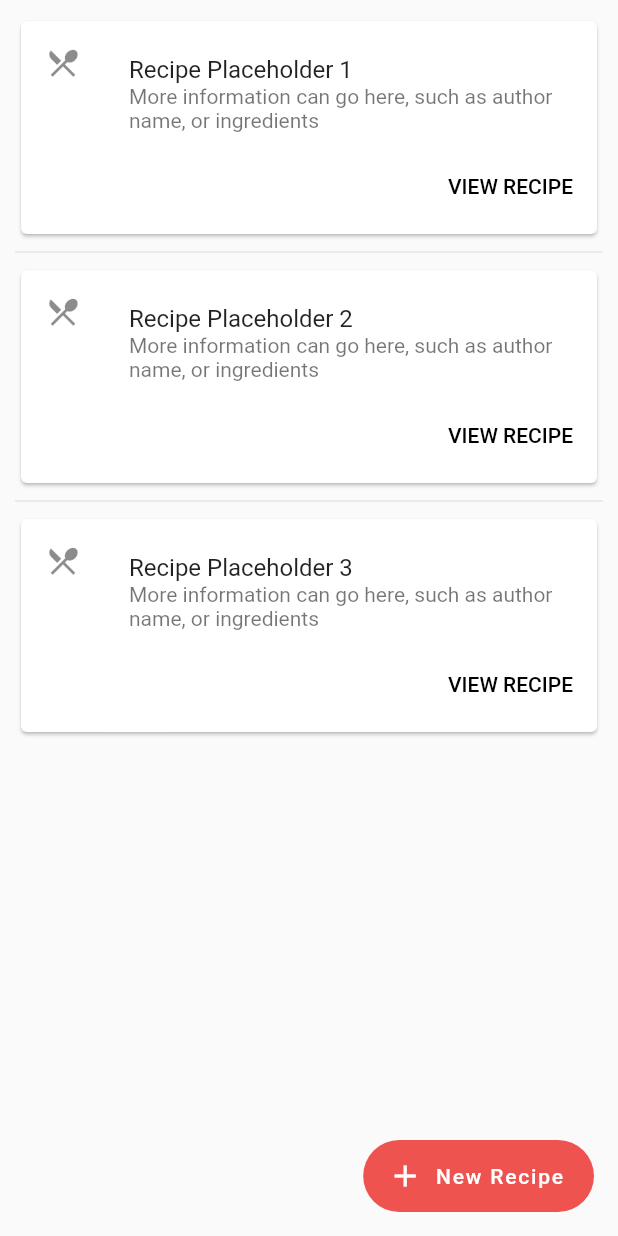
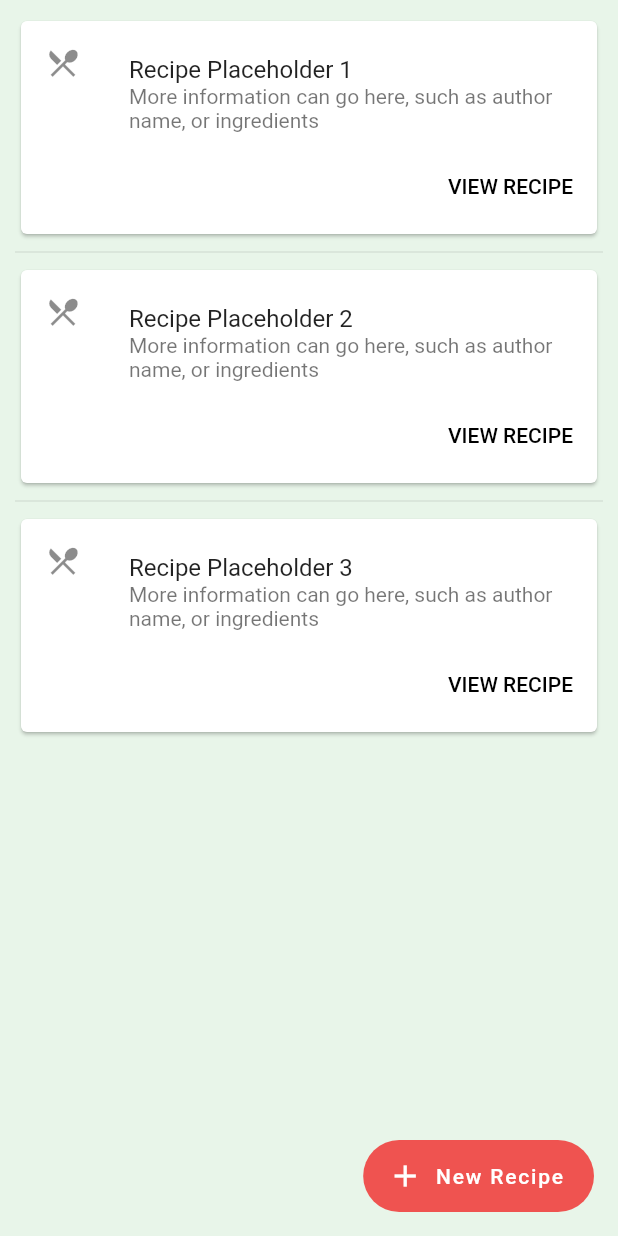
Before and after one commit to IvanESanchez/Group23LP, a Flutter app: the MyRecipes screen opened directly, on a phone screen of 412 x 824 dp. Run offline on Flutter 3.47's test engine with Material 2 defaults, Android fonts, the phone set to English and light mode, and no system bars.

Commit message:
Fixed missing background color in "My Recipes" page

```diff
--- a/flutter_project/my_recipe_box/lib/myrecipes.dart
+++ b/flutter_project/my_recipe_box/lib/myrecipes.dart
@@ -13,6 +13,7 @@ class MyRecipes extends StatelessWidget {
         //backgroundColor: Colors.white,
 
         child: new Scaffold (
+          backgroundColor: Colors.green[50],
           body: ListView.separated(
             padding: const EdgeInsets.all(10),
             itemCount: recipes.length,
```
